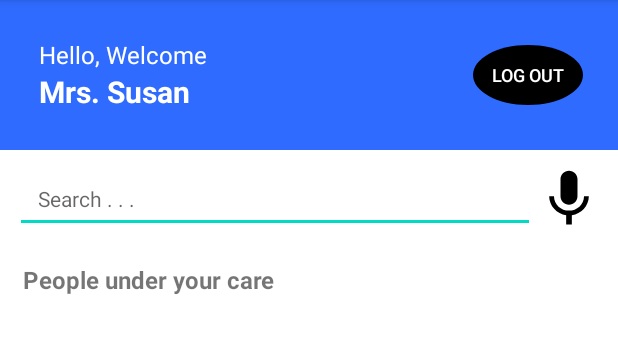
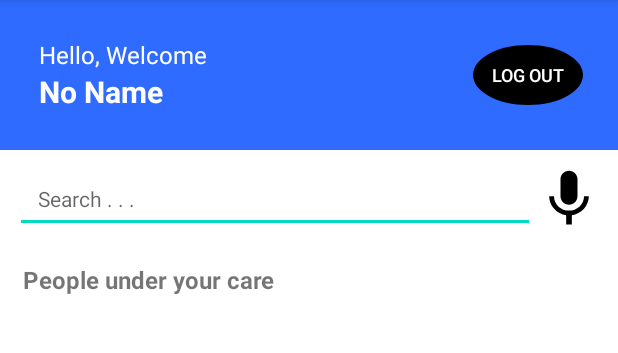
Before and after one commit to Yyangyy2/ElderLink, an Android app built with Jetpack Compose: the MainActivity screen opened directly, with no data from a screen before it, on a phone screen of 412 x 824 dp, the part 84-437 px from its top. Run offline under Robolectric (Android 15) with nearby library versions, the phone set to English and light mode, and no system bars; our stand-ins replace Firebase (no records; nobody signed in at launch, a user with empty details on screens opened directly).

Commit message:
Added dynamic username based on input and Logout function

```diff
--- a/app/src/main/java/com/example/elderlink/MainActivity.java
+++ b/app/src/main/java/com/example/elderlink/MainActivity.java
@@ -1,12 +1,15 @@
 package com.example.elderlink;
 
 import android.app.AlertDialog;
+import android.content.Intent;
 import android.graphics.Bitmap;
 import android.graphics.BitmapFactory;
 import android.util.Base64;
 import android.util.Log;
+import android.widget.Button;
 import android.widget.EditText;
 import android.widget.ImageView;
+import android.widget.TextView;
 import android.widget.Toast;
 
 import android.os.Bundle;
@@ -19,6 +22,11 @@ import androidx.recyclerview.widget.RecyclerView;
 
 import com.google.android.material.floatingactionbutton.FloatingActionButton;
 import com.google.firebase.auth.FirebaseAuth;
+import com.google.firebase.database.DataSnapshot;
+import com.google.firebase.database.DatabaseError;
+import com.google.firebase.database.DatabaseReference;
+import com.google.firebase.database.FirebaseDatabase;
+import com.google.firebase.database.ValueEventListener;
 import com.google.firebase.firestore.DocumentSnapshot;
 import com.google.firebase.firestore.FirebaseFirestore;
 import com.google.firebase.firestore.FirebaseFirestoreException;
@@ -49,6 +57,8 @@ public class MainActivity extends AppCompatActivity {
 
         recyclerView = findViewById(R.id.peopleRecyclerView);
         addPersonBtn = findViewById(R.id.addPersonBtn);
+        TextView userNameTextView = findViewById(R.id.userName); //Mainpage Caregiver Username
+        Button logoutButton = findViewById(R.id.logoutButton); //Logout caregiver
 
         recyclerView.setLayoutManager(new LinearLayoutManager(this));
         personList = new ArrayList<>();
@@ -72,6 +82,50 @@ public class MainActivity extends AppCompatActivity {
                 .addSnapshotListener(this::onPeopleSnapshot);
 
         addPersonBtn.setOnClickListener(v -> showAddPersonDialog());
+
+
+
+
+        //Caregiver username-----------------------------------------------------------------------------
+        DatabaseReference userRef = FirebaseDatabase.getInstance()
+                .getReference("users")
+                .child(uid)
+                .child("username"); // adjust path according to your database
+
+
+        userRef.get().addOnSuccessListener(snapshot -> {
+            if (snapshot.exists()) {
+                String username = snapshot.getValue(String.class);
+                userNameTextView.setText(username);
+            } else {
+                userNameTextView.setText("No Name");
+            }
+        }).addOnFailureListener(e -> {
+            userNameTextView.setText("No Name");
+        });
+
+
+        //Log out Caregiver----------------------------------------------------------------------------
+        logoutButton.setOnClickListener(v -> {
+            // Sign out from Firebase
+            FirebaseAuth.getInstance().signOut();
+
+            //Redirect to SignupActivity
+            Intent intent = new Intent(MainActivity.this, SignupActivity.class);
+            intent.addFlags(Intent.FLAG_ACTIVITY_NEW_TASK | Intent.FLAG_ACTIVITY_CLEAR_TASK);
+            // Clear back stack so user can't press back to return
+            startActivity(intent);
+            finish(); //ensures current activity is finished
+        });
+
+
+
+
+
+
+
+
+
     }
 
     private void onPeopleSnapshot(@NonNull QuerySnapshot snapshots, @NonNull FirebaseFirestoreException e) {
--- a/app/src/main/res/layout/activity_main.xml
+++ b/app/src/main/res/layout/activity_main.xml
@@ -33,7 +33,6 @@
                 android:id="@+id/userName"
                 android:layout_width="wrap_content"
                 android:layout_height="wrap_content"
-                android:text="Mrs. Susan"
                 android:textColor="#FFFFFF"
                 android:textSize="20sp"
                 android:textStyle="bold" />
```
